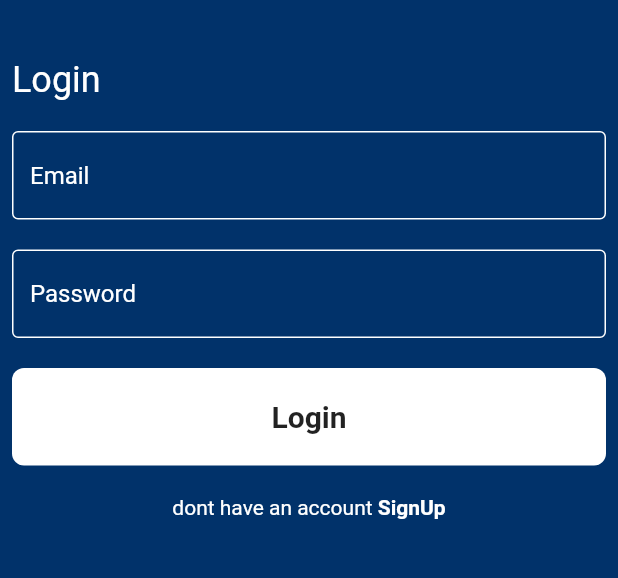
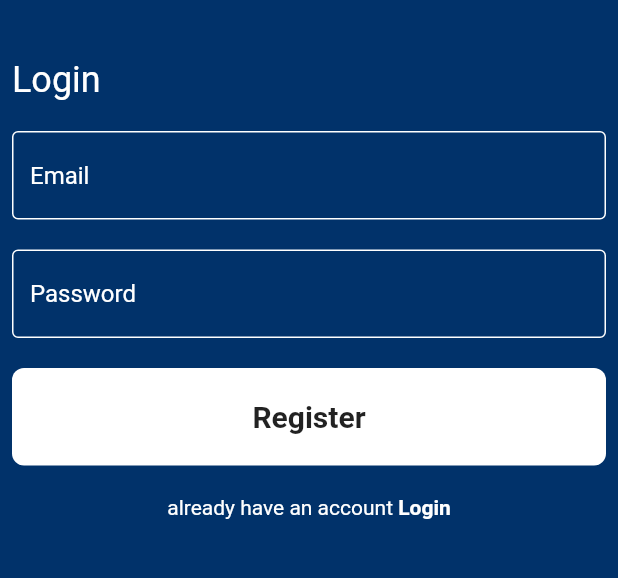
Before and after one commit to Riyam224/chat_app_flutter, a Flutter app: the screen it shows after launch, on a phone screen of 412 x 824 dp, the part 361-939 px from its top. Run offline on Flutter 3.47's test engine with Material 2 defaults, Android fonts, the phone set to English and light mode, and no system bars; drawn by our look-alikes of modal_progress_hud_nsn; our stand-ins replace firebase_auth, firebase_core; accounts and stored records are empty.

Commit message:
login page with all the validation and firebase auth and validation

```diff
--- /dev/null
+++ b/lib/helper/show_snack_bar.dart
@@ -0,0 +1,5 @@
+import 'package:flutter/material.dart';
+
+void showSnackBar(BuildContext context, String message) {
+  ScaffoldMessenger.of(context).showSnackBar(SnackBar(content: Text(message)));
+}
--- a/lib/pages/login_page.dart
+++ b/lib/pages/login_page.dart
@@ -1,18 +1,42 @@
 import 'package:chatt_app/constants.dart';
-import 'package:chatt_app/pages/register_page.dart';
+import 'package:chatt_app/helper/show_snack_bar.dart';
+import 'package:chatt_app/pages/login_page.dart';
 import 'package:chatt_app/pages/widgets/custom_button.dart';
 import 'package:chatt_app/pages/widgets/custom_text_field.dart';
+import 'package:firebase_auth/firebase_auth.dart';
+import 'package:firebase_core/firebase_core.dart';
 import 'package:flutter/material.dart';
+import 'package:modal_progress_hud_nsn/modal_progress_hud_nsn.dart';
 
-class LoginPage extends StatelessWidget {
-  const LoginPage({super.key});
+class LoginPage extends StatefulWidget {
+  LoginPage({super.key});
+// todo the id
+  static String id = 'loginPage';
+
+  @override
+  State<LoginPage> createState() => _LoginPageState();
+}
+
+class _LoginPageState extends State<LoginPage> {
+  String? email;
+
+  String? password;
+
+  bool isLoading = false;
+
+  GlobalKey<FormState> FormKey = GlobalKey();
 
   @override
   Widget build(BuildContext context) {
-    return Scaffold(
+    return ModalProgressHUD(
+      inAsyncCall: isLoading,
+      child: Scaffold(
         backgroundColor: kPrimaryColor,
         body: Padding(
           padding: const EdgeInsets.symmetric(horizontal: 8),
+          // todo
+          child: Form(
+            key: FormKey,
             child: ListView(
               children: [
                 SizedBox(
@@ -52,18 +76,46 @@ class LoginPage extends StatelessWidget {
                 SizedBox(
                   height: 20,
                 ),
-            CustomTextField(
+                CustomFormTextField(
+                  onChanged: (data) {
+                    email = data;
+                  },
                   hintText: 'Email',
                 ),
                 SizedBox(
                   height: 20,
                 ),
-            CustomTextField(hintText: 'Password'),
+                CustomFormTextField(
+                    onChanged: (data) {
+                      password = data;
+                    },
+                    hintText: 'Password'),
                 SizedBox(
                   height: 20,
                 ),
                 CustomButton(
-              text: 'Login',
+                  onTap: () async {
+                    if (FormKey.currentState!.validate()) {
+                      isLoading = true;
+                      setState(() {});
+                      try {
+                        await loginUser();
+                        showSnackBar(context, 'success');
+                      } on FirebaseAuth catch (ex) {
+                        if (ex == 'user not found ') {
+                          showSnackBar(context, 'user not found ');
+                        } else if (ex == 'wrong password ') {
+                          showSnackBar(context, 'wrong password ');
+                        }
+                      } catch (ex) {
+                        showSnackBar(context, 'there was an error ');
+                      }
+                      isLoading = false;
+                      setState(() {});
+                    } else {}
+                  },
+                  // todo error msg
+                  text: 'Register',
                 ),
                 SizedBox(
                   height: 20,
@@ -72,18 +124,20 @@ class LoginPage extends StatelessWidget {
                   mainAxisAlignment: MainAxisAlignment.center,
                   children: [
                     Text(
-                  'dont have an account ',
+                      'already have an account ',
                       style: TextStyle(
                         color: Colors.white,
                       ),
                     ),
                     GestureDetector(
                       onTap: () {
+                        // todo pushnamed
+                        // Navigator.pushNamed(context, "LoginPage");
                         // todo
-                    Navigator.pushNamed(context, RegisterPage.id);
+                        Navigator.pop(context);
                       },
                       child: Text(
-                    'SignUp',
+                        'Login',
                         style: TextStyle(
                           color: Colors.white,
                           fontWeight: FontWeight.bold,
@@ -95,6 +149,13 @@ class LoginPage extends StatelessWidget {
               ],
             ),
           ),
+        ),
+      ),
     );
   }
+
+  Future<void> loginUser() async {
+    UserCredential user = await FirebaseAuth.instance
+        .signInWithEmailAndPassword(email: email!, password: password!);
   }
+}
--- a/lib/pages/widgets/custom_text_field.dart
+++ b/lib/pages/widgets/custom_text_field.dart
@@ -1,7 +1,7 @@
 import 'package:flutter/material.dart';
 
-class CustomTextField extends StatelessWidget {
-  CustomTextField({super.key, this.onChanged, this.hintText});
+class CustomFormTextField extends StatelessWidget {
+  CustomFormTextField({super.key, this.onChanged, this.hintText});
   Function(String)? onChanged;
   String? hintText;
 
```
Also changed, not shown: lib/pages/register_page.dart (+3 -6 lines). Lines whose indentation alone changed are shown as unchanged.
